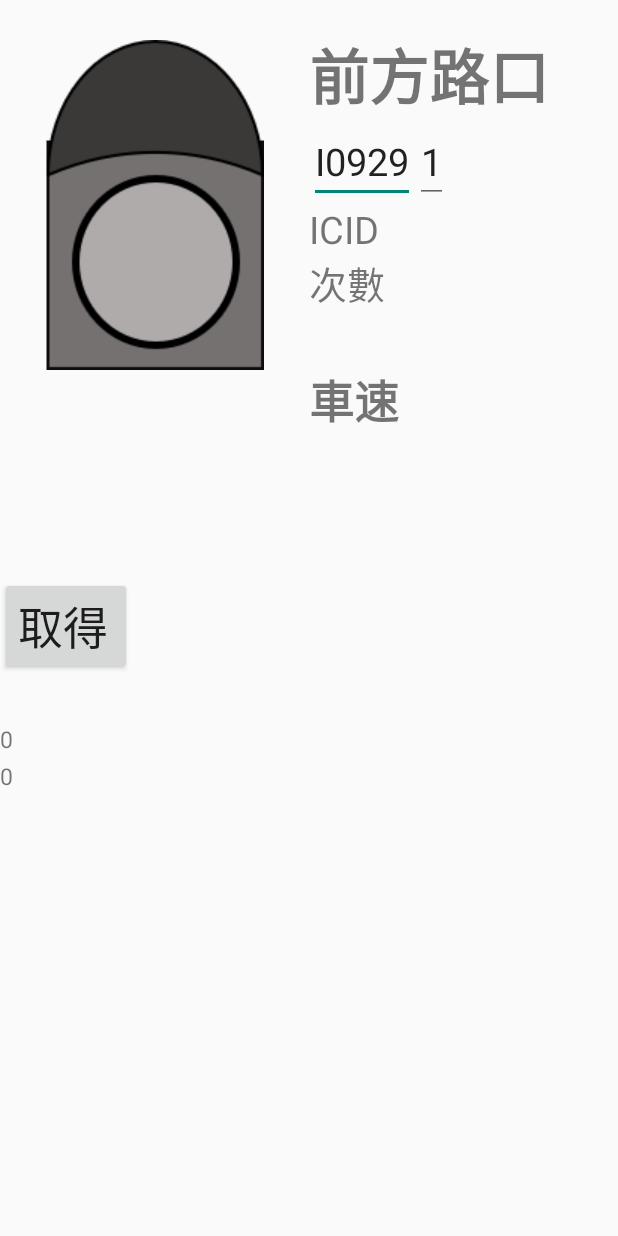
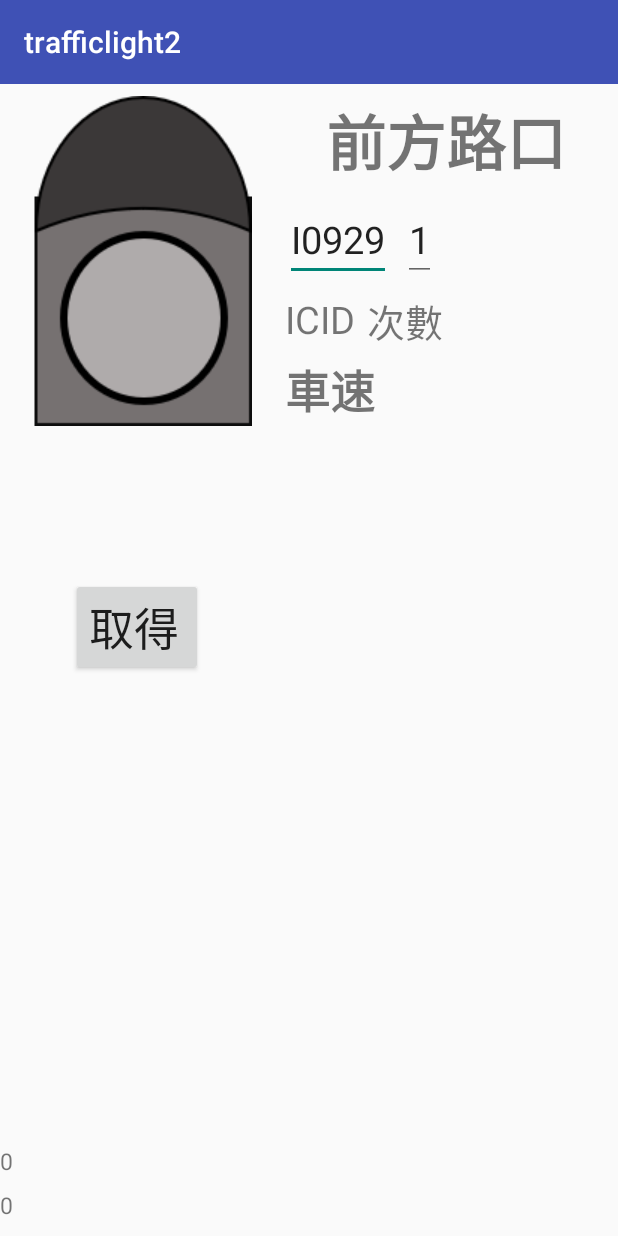
Before and after one commit to WangRabbit/trafficlight2, an Android app: the screen it shows after launch (MainActivity), on a phone screen of 412 x 824 dp. Run offline under Robolectric (Android 15) with nearby library versions, the phone set to English and light mode, and no system bars; 2 statements that could not run were skipped.

Commit message:
commit 20181208 布局調整成contraintLayout
This reverts commit fa7aeae14f6e54dc8afc1a0133cc58dbed595e95.

```diff
--- a/app/build.gradle
+++ b/app/build.gradle
@@ -28,6 +28,8 @@ dependencies {
     compile 'com.android.support.constraint:constraint-layout:1.0.2'
     compile 'com.google.android.gms:play-services-location:9.2.0'
     compile 'org.apache.httpcomponents:httpclient-android:4.3.5.1'
+    compile 'com.android.support.constraint:constraint-layout:1.0.0-beta4'
+
     testCompile 'junit:junit:4.12'
 }
 
--- a/app/src/main/res/layout/activity_main.xml
+++ b/app/src/main/res/layout/activity_main.xml
@@ -1,6 +1,7 @@
 <?xml version="1.0" encoding="utf-8"?>
-<LinearLayout
-    xmlns:android="http://schemas.android.com/apk/res/android"
+
+
+<android.support.constraint.ConstraintLayout xmlns:android="http://schemas.android.com/apk/res/android"
     xmlns:app="http://schemas.android.com/apk/res-auto"
     xmlns:tools="http://schemas.android.com/tools"
     android:layout_width="match_parent"
@@ -8,209 +9,183 @@
     android:layout_weight="1"
     tools:context="android.trafficlight2.MainActivity">
 
-
-
-    <LinearLayout
+    <android.support.v7.widget.Toolbar xmlns:app="http://schemas.android.com/apk/res-auto"
+        android:id="@+id/tb_toolbar"
         android:layout_width="match_parent"
-        android:layout_weight="1"
-        android:layout_height="wrap_content"
-        android:orientation="vertical">
+        android:layout_height="?attr/actionBarSize"
+        android:background="@color/colorPrimary"
+        app:title="@string/app_name"
+        app:titleTextColor="@android:color/white"></android.support.v7.widget.Toolbar>
 
 
     <ImageView
         android:id="@+id/lightColor"
-            android:layout_width="match_parent"
-            android:layout_height="233dp"
-            android:layout_marginTop="20dp"
+        android:layout_width="174dp"
+        android:layout_height="235dp"
+        android:layout_marginStart="8dp"
         android:layout_weight="1"
         android:scaleType="center"
-            android:src="@drawable/no_light" />
+        android:src="@drawable/no_light"
+        app:layout_constraintStart_toStartOf="parent"
+        app:layout_constraintTop_toBottomOf="@+id/tb_toolbar" />
 
 
     <TextView
         android:id="@+id/countDown_sec"
-            android:layout_width="match_parent"
-            android:layout_height="wrap_content"
-            android:layout_marginTop="32dp"
+        android:layout_width="189dp"
+        android:layout_height="78dp"
+        android:layout_gravity="center"
+        android:layout_marginTop="8dp"
         android:layout_weight="1"
-            android:layout_gravity="center"
+        android:gravity="center_horizontal"
         android:inputType="textCapWords"
         android:text=""
-            android:gravity="center_horizontal"
-            android:textSize="50sp" />
+        android:textSize="50sp"
+        app:layout_constraintTop_toBottomOf="@+id/lightColor" />
 
 
     <Button
         android:id="@+id/location"
-            android:visibility="visible"
         android:layout_width="wrap_content"
         android:layout_height="wrap_content"
-            android:layout_marginTop="32dp"
+        android:layout_marginEnd="8dp"
+        android:layout_marginStart="8dp"
+        android:layout_marginTop="8dp"
         android:gravity="center_vertical"
         android:text="取得"
-            android:textSize="30sp" />
+        android:textSize="30sp"
+        android:visibility="visible"
+        app:layout_constraintEnd_toEndOf="@+id/lightColor"
+        app:layout_constraintStart_toStartOf="parent"
+        app:layout_constraintTop_toBottomOf="@+id/countDown_sec" />
 
-
-        <LinearLayout
-            android:layout_width="350dp"
-            android:layout_weight="1"
-            android:layout_height="wrap_content"
-            android:orientation="vertical">
 
     <TextView
         android:id="@+id/gps_x"
+        android:layout_width="332dp"
+        android:layout_height="23dp"
+        android:layout_marginBottom="8dp"
+        android:inputType="textCapWords"
+        android:text="0"
+        android:textSize="15sp"
         android:visibility="visible"
-                android:layout_width="350dp"
-                android:layout_height="wrap_content"
-                android:layout_marginTop="32dp"
-                android:textSize="15sp"
-                android:text="0"
-                android:inputType="textCapWords" />
+        app:layout_constraintBottom_toBottomOf="parent" />
 
     <TextView
         android:id="@+id/gps_y"
-                android:visibility="visible"
-                android:layout_width="350dp"
-                android:layout_height="wrap_content"
-                android:layout_marginTop="3dp"
+        android:layout_width="334dp"
+        android:layout_height="21dp"
+        android:layout_marginBottom="8dp"
         android:layout_weight="1"
         android:inputType="textCapWords"
         android:text="0"
-                android:textSize="15sp" />
+        android:textSize="15sp"
+        android:visibility="visible"
+        app:layout_constraintBottom_toTopOf="@+id/gps_x"
+        app:layout_constraintStart_toStartOf="parent" />
 
-        </LinearLayout>
-
-    </LinearLayout>
-
-
-    <LinearLayout
-        android:layout_width="match_parent"
-        android:layout_weight="1"
-        android:layout_height="wrap_content"
-        android:orientation="vertical"
-        android:baselineAligned="false">
 
     <TextView
         android:id="@+id/interSection_Name"
         android:layout_width="wrap_content"
         android:layout_height="wrap_content"
-            android:layout_marginTop="20dp"
+        android:layout_marginEnd="8dp"
+        android:layout_marginStart="8dp"
+        android:layout_marginTop="8dp"
+        android:maxEms="4"
         android:text="前方路口"
-            android:maxEms="4"
+        android:textSize="40sp"
         android:textStyle="bold"
-            android:textSize="40sp" />
+        app:layout_constraintEnd_toEndOf="parent"
+        app:layout_constraintStart_toEndOf="@+id/lightColor"
+        app:layout_constraintTop_toBottomOf="@+id/tb_toolbar" />
 
-
-        <LinearLayout
-            android:layout_width="wrap_content"
-            android:layout_height="wrap_content">
 
     <EditText
         android:id="@+id/intersection_input"
 
         android:layout_width="wrap_content"
         android:layout_height="wrap_content"
-                android:layout_marginTop="0dp"
+        android:layout_marginStart="8dp"
+        android:layout_marginTop="8dp"
         android:layout_weight="3"
         android:inputType="textCapWords"
         android:text="I0929"
         android:textSize="25sp"
-                android:visibility="visible" />
+        android:visibility="visible"
+        app:layout_constraintStart_toEndOf="@+id/lightColor"
+        app:layout_constraintTop_toBottomOf="@+id/interSection_Name" />
 
     <EditText
         android:id="@+id/phaseid_input"
         android:layout_width="wrap_content"
         android:layout_height="wrap_content"
-                android:layout_marginTop="0dp"
+        android:layout_marginStart="8dp"
+        android:layout_marginTop="8dp"
         android:layout_weight="1"
         android:inputType="textCapWords"
         android:text="1"
         android:textSize="25sp"
-                android:visibility="visible" />
+        android:visibility="visible"
+        app:layout_constraintStart_toEndOf="@+id/intersection_input"
+        app:layout_constraintTop_toBottomOf="@+id/interSection_Name" />
 
-        </LinearLayout>
 
     <TextView
         android:id="@+id/ICIDin"
         android:layout_width="wrap_content"
         android:layout_height="wrap_content"
-            android:layout_marginTop="0dp"
+        android:layout_marginStart="8dp"
+        android:layout_marginTop="8dp"
         android:layout_weight="1"
+        android:inputType="textCapWords"
+        android:text="ICID"
         android:textSize="25sp"
-            android:text="ICID"
-            android:inputType="textCapWords" />
+        app:layout_constraintStart_toEndOf="@+id/lightColor"
+        app:layout_constraintTop_toBottomOf="@+id/intersection_input" />
+
     <TextView
         android:id="@+id/times"
-            android:visibility="visible"
         android:layout_width="wrap_content"
         android:layout_height="wrap_content"
-            android:layout_marginTop="0dp"
+        android:layout_marginStart="8dp"
+        android:layout_marginTop="8dp"
         android:layout_weight="1"
+        android:inputType="textCapWords"
+        android:text="次數"
         android:textSize="25sp"
-            android:text="次數"
-            android:inputType="textCapWords" />
+        android:visibility="visible"
+        app:layout_constraintStart_toEndOf="@+id/ICIDin"
+        app:layout_constraintTop_toBottomOf="@+id/phaseid_input" />
+
     <TextView
         android:id="@+id/angle"
-            android:visibility="invisible"
         android:layout_width="wrap_content"
         android:layout_height="wrap_content"
-            android:layout_marginTop="0dp"
+        android:layout_marginStart="8dp"
+        android:layout_marginTop="8dp"
         android:layout_weight="1"
+        android:inputType="textCapWords"
+        android:text="方位角"
         android:textSize="25sp"
-            android:text="方位角"
-            android:inputType="textCapWords" />
+        android:visibility="invisible"
+        app:layout_constraintStart_toEndOf="@+id/times"
+        app:layout_constraintTop_toBottomOf="@+id/phaseid_input" />
+
     <TextView
         android:id="@+id/Speed"
-            android:visibility="visible"
         android:layout_width="wrap_content"
         android:layout_height="wrap_content"
-            android:layout_marginTop="0dp"
+        android:layout_marginStart="8dp"
+        android:layout_marginTop="8dp"
         android:layout_weight="1"
+        android:inputType="textCapWords"
+        android:text="車速"
         android:textSize="30sp"
         android:textStyle="bold"
-            android:text="車速"
-            android:inputType="textCapWords" />
-        <LinearLayout
-            android:layout_width="wrap_content"
-            android:layout_height="wrap_content">
+        android:visibility="visible"
+        app:layout_constraintStart_toEndOf="@+id/lightColor"
+        app:layout_constraintTop_toBottomOf="@+id/ICIDin" />
 
-        </LinearLayout>>
 
-        <LinearLayout
-            android:layout_width="wrap_content"
-            android:layout_height="wrap_content">
-
-        </LinearLayout>
-
-        <LinearLayout
-            android:layout_width="wrap_content"
-            android:layout_height="wrap_content">
-
-        </LinearLayout>
-
-        <LinearLayout
-            android:layout_width="wrap_content"
-            android:layout_height="wrap_content">
-
-        </LinearLayout>
-
-        <LinearLayout
-            android:layout_width="wrap_content"
-            android:layout_height="wrap_content">
-
-        </LinearLayout>
-
-        <LinearLayout
-            android:layout_width="wrap_content"
-            android:layout_height="wrap_content">
-
-        </LinearLayout>
-
-        <LinearLayout
-            android:layout_width="wrap_content"
-            android:layout_height="wrap_content">
-
-        </LinearLayout>
-
-    </LinearLayout>
-</LinearLayout>
+</android.support.constraint.ConstraintLayout>
```
Lines whose indentation alone changed are shown as unchanged.
